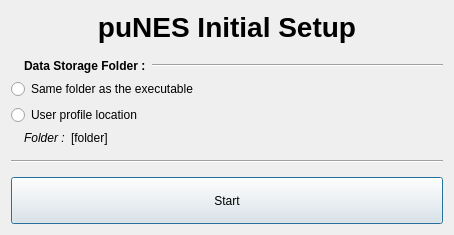
Before: the Qt Designer form src/gui/designer/dlgWizard.ui in punesemu/puNES, drawn with Qt 5.
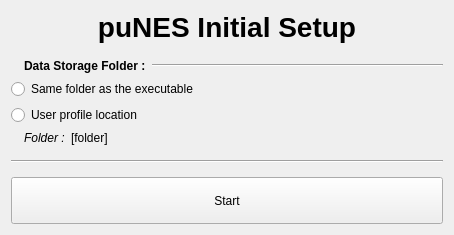
After: the same form once the commit is applied. Icons and pictures are not drawn. Custom widgets are drawn as their Qt base class.

Commit message: Updated dlgDipswitch nad dlgWizard to wdgTitleBarWindow.

The edit to the form file:
```diff
--- a/src/gui/designer/dlgWizard.ui
+++ b/src/gui/designer/dlgWizard.ui
@@ -1,7 +1,7 @@
 <?xml version="1.0" encoding="UTF-8"?>
 <ui version="4.0">
  <class>dlgWizard</class>
- <widget class="QDialog" name="dlgWizard">
+ <widget class="QWidget" name="dlgWizard">
   <property name="geometry">
    <rect>
     <x>0</x>
```
Left out of the diff: 4 changed lines with no effect on the pictures. The commit also changes 10 other files.
